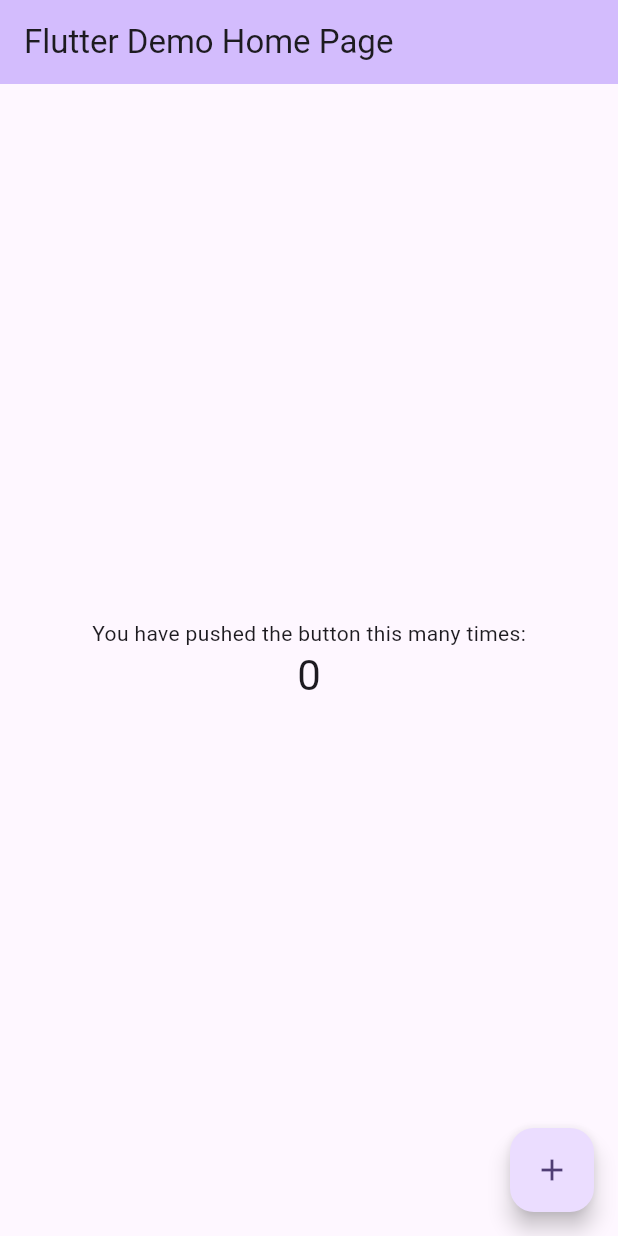
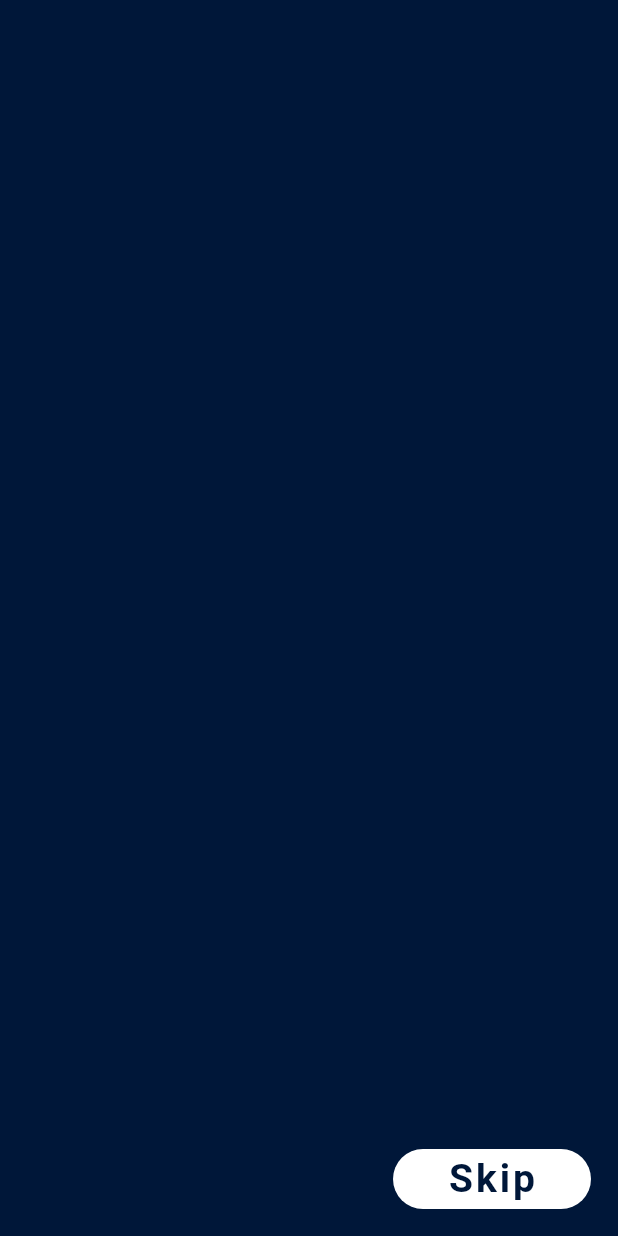
Before and after one commit to mahmoudyoussef3/Weather-ai, a Flutter app: the screen it shows after launch, on a phone screen of 412 x 824 dp. Run offline on Flutter 3.47's test engine with Material 3 defaults, Android fonts, the phone set to English and light mode, and no system bars; our stand-ins replace firebase_auth, firebase_core; missing offline and left inert: cellula_first_app; accounts and stored records are empty.

Commit message:
code_of_cellula_app

```diff
--- /dev/null
+++ b/lib/Features/authentication/PresentationLayer/Screens/splash.dart
@@ -0,0 +1,76 @@
+import 'package:cellula_first_app/Features/authentication/PresentationLayer/Screens/sign_in.dart';
+import 'package:flutter/material.dart';
+
+class Splash extends StatefulWidget {
+  const Splash({super.key});
+
+  @override
+  State<Splash> createState() => _SplashState();
+}
+
+class _SplashState extends State<Splash> {
+  // @override
+  // void initState() {
+  //   super.initState();
+  //   navigationToHHomeScreen();
+  // }
+
+  @override
+  Widget build(BuildContext context) {
+    return Scaffold(
+      backgroundColor: const Color(0xff001739),
+      body: Padding(
+        padding: const EdgeInsets.all(18.0),
+        child: Column(
+          mainAxisAlignment: MainAxisAlignment.end,
+          children: [
+            Row(
+              children: [
+                const Spacer(),
+                InkWell(
+                  onTap: () {
+                    Navigator.pushReplacement(
+                        context,
+                        MaterialPageRoute(
+                          builder: (context) => SignIn(),
+                        ));
+                  },
+                  child: Container(
+                    decoration: BoxDecoration(
+                        borderRadius: BorderRadius.circular(32),
+                        color: Colors.white),
+                    width: MediaQuery.of(context).size.width - 280,
+                    height: 40,
+                    child: const Center(
+                      child: Text(
+                        'Skip',
+                        style: TextStyle(
+                          letterSpacing: 2,
+                          color: Color(0xff001739),
+                          fontWeight: FontWeight.bold,
+                          fontSize: 26,
+                        ),
+                      ),
+                    ),
+                  ),
+                ),
+              ],
+            ),
+          ],
+        ),
+      ),
+    );
+  }
+
+  navigationToHHomeScreen() async {
+    await Future.delayed(const Duration(seconds: 3)).then(
+      (value) {
+        return Navigator.pushReplacement(
+            context,
+            MaterialPageRoute(
+              builder: (context) => const SignIn(),
+            ));
+      },
+    );
+  }
+}
--- a/lib/main.dart
+++ b/lib/main.dart
@@ -1,125 +1,24 @@
+import 'package:firebase_core/firebase_core.dart';
 import 'package:flutter/material.dart';
+import 'Features/authentication/PresentationLayer/Screens/splash.dart';
+import 'firebase_options.dart';
 
-void main() {
-  runApp(const MyApp());
+Future<void> main() async {
+  WidgetsFlutterBinding.ensureInitialized();
+  await Firebase.initializeApp(
+    options: DefaultFirebaseOptions.currentPlatform,
+  );
+  runApp(
+      const WeatherExpectation()
+  );
 }
-
-class MyApp extends StatelessWidget {
-  const MyApp({super.key});
-
-  // This widget is the root of your application.
-  @override
-  Widget build(BuildContext context) {
-    return MaterialApp(
-      title: 'Flutter Demo',
-      theme: ThemeData(
-        // This is the theme of your application.
-        //
-        // TRY THIS: Try running your application with "flutter run". You'll see
-        // the application has a purple toolbar. Then, without quitting the app,
-        // try changing the seedColor in the colorScheme below to Colors.green
-        // and then invoke "hot reload" (save your changes or press the "hot
-        // reload" button in a Flutter-supported IDE, or press "r" if you used
-        // the command line to start the app).
-        //
-        // Notice that the counter didn't reset back to zero; the application
-        // state is not lost during the reload. To reset the state, use hot
-        // restart instead.
-        //
-        // This works for code too, not just values: Most code changes can be
-        // tested with just a hot reload.
-        colorScheme: ColorScheme.fromSeed(seedColor: Colors.deepPurple),
-        useMaterial3: true,
-      ),
-      home: const MyHomePage(title: 'Flutter Demo Home Page'),
-    );
-  }
-}
-
-class MyHomePage extends StatefulWidget {
-  const MyHomePage({super.key, required this.title});
-
-  // This widget is the home page of your application. It is stateful, meaning
-  // that it has a State object (defined below) that contains fields that affect
-  // how it looks.
-
-  // This class is the configuration for the state. It holds the values (in this
-  // case the title) provided by the parent (in this case the App widget) and
-  // used by the build method of the State. Fields in a Widget subclass are
-  // always marked "final".
-
-  final String title;
-
-  @override
-  State<MyHomePage> createState() => _MyHomePageState();
-}
-
-class _MyHomePageState extends State<MyHomePage> {
-  int _counter = 0;
-
-  void _incrementCounter() {
-    setState(() {
-      // This call to setState tells the Flutter framework that something has
-      // changed in this State, which causes it to rerun the build method below
-      // so that the display can reflect the updated values. If we changed
-      // _counter without calling setState(), then the build method would not be
-      // called again, and so nothing would appear to happen.
-      _counter++;
-    });
-  }
+class WeatherExpectation extends StatelessWidget {
+  const WeatherExpectation({super.key});
 
   @override
   Widget build(BuildContext context) {
-    // This method is rerun every time setState is called, for instance as done
-    // by the _incrementCounter method above.
-    //
-    // The Flutter framework has been optimized to make rerunning build methods
-    // fast, so that you can just rebuild anything that needs updating rather
-    // than having to individually change instances of widgets.
-    return Scaffold(
-      appBar: AppBar(
-        // TRY THIS: Try changing the color here to a specific color (to
-        // Colors.amber, perhaps?) and trigger a hot reload to see the AppBar
-        // change color while the other colors stay the same.
-        backgroundColor: Theme.of(context).colorScheme.inversePrimary,
-        // Here we take the value from the MyHomePage object that was created by
-        // the App.build method, and use it to set our appbar title.
-        title: Text(widget.title),
-      ),
-      body: Center(
-        // Center is a layout widget. It takes a single child and positions it
-        // in the middle of the parent.
-        child: Column(
-          // Column is also a layout widget. It takes a list of children and
-          // arranges them vertically. By default, it sizes itself to fit its
-          // children horizontally, and tries to be as tall as its parent.
-          //
-          // Column has various properties to control how it sizes itself and
-          // how it positions its children. Here we use mainAxisAlignment to
-          // center the children vertically; the main axis here is the vertical
-          // axis because Columns are vertical (the cross axis would be
-          // horizontal).
-          //
-          // TRY THIS: Invoke "debug painting" (choose the "Toggle Debug Paint"
-          // action in the IDE, or press "p" in the console), to see the
-          // wireframe for each widget.
-          mainAxisAlignment: MainAxisAlignment.center,
-          children: <Widget>[
-            const Text(
-              'You have pushed the button this many times:',
-            ),
-            Text(
-              '$_counter',
-              style: Theme.of(context).textTheme.headlineMedium,
-            ),
-          ],
-        ),
-      ),
-      floatingActionButton: FloatingActionButton(
-        onPressed: _incrementCounter,
-        tooltip: 'Increment',
-        child: const Icon(Icons.add),
-      ), // This trailing comma makes auto-formatting nicer for build methods.
-    );
+    return const MaterialApp(
+        debugShowCheckedModeBanner: false,
+        home:  Splash());
   }
 }
```
Also changed, not shown: lib/Features/Home/Presentation/Screens/search.dart (added, +14 -0 lines), lib/Features/authentication/PresentationLayer/Screens/sign_in.dart (added, +157 -0 lines), lib/Features/authentication/PresentationLayer/Screens/sign_up.dart (added, +183 -0 lines), lib/Features/authentication/PresentationLayer/Widgets/custom_button.dart (added, +32 -0 lines), lib/Features/authentication/PresentationLayer/Widgets/text_form_field.dart (added, +51 -0 lines), lib/Features/Home/Presentation/Screens/home.dart (added), lib/firebase_options.dart (added).
